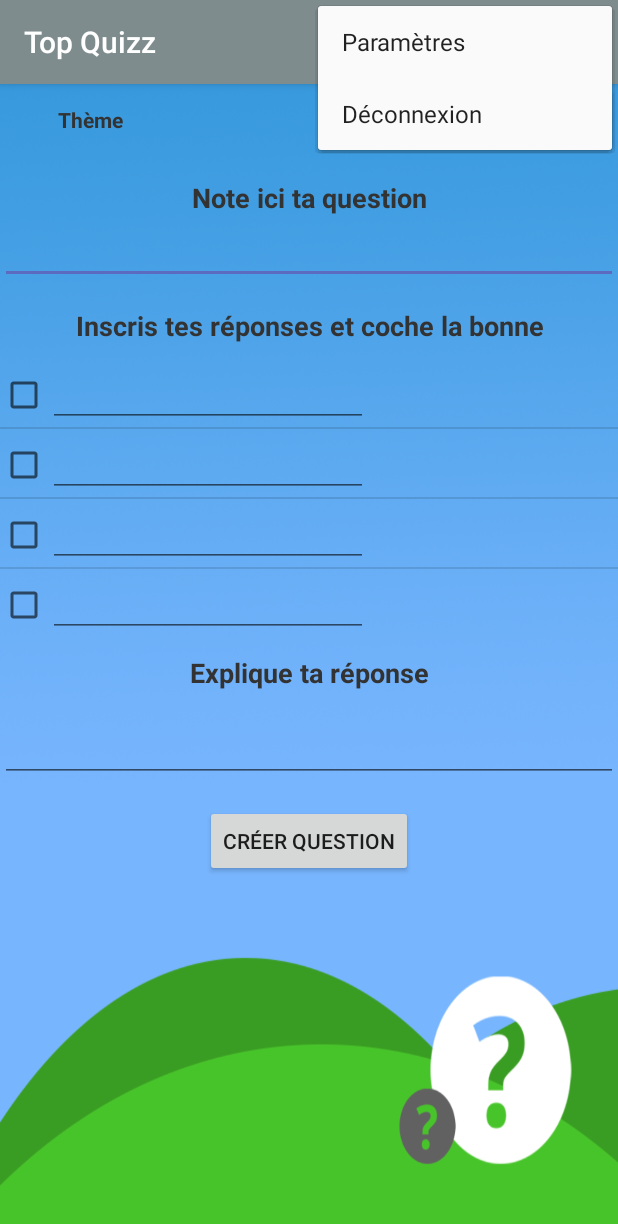
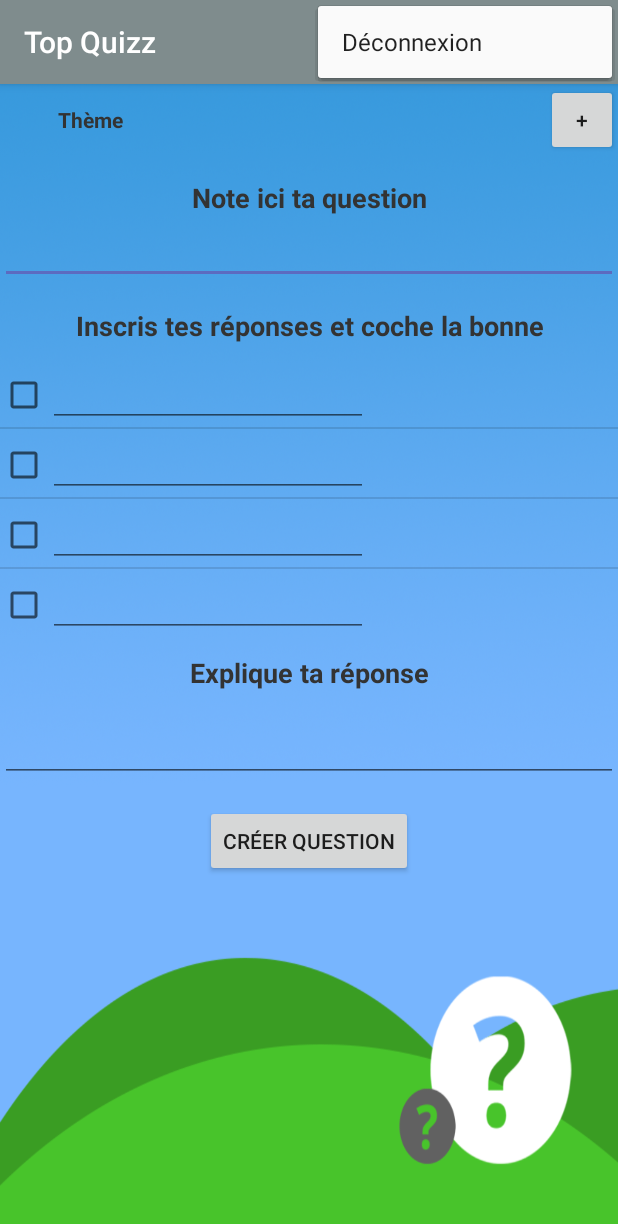
Before and after one commit to paretl/Top-Quizz, an Android app: the CreateQuestion screen opened directly, with no data from a screen before it, with the options menu open, on a phone screen of 412 x 824 dp. Shown: the top 1224 px of the screen. Run offline under Robolectric (Android 15) with nearby library versions, the phone set to English and light mode, and no system bars.

Commit message:
[RCR][0.1/sw_corrections] Paramètres non visible

```diff
--- a/app/src/main/res/menu/menu.xml
+++ b/app/src/main/res/menu/menu.xml
@@ -6,8 +6,9 @@
         android:id="@+id/settings"
         android:icon="@drawable/app_settings"
         android:title="@string/app_settings"
-        android:visible="true"
+        android:visible="false"
         app:showAsAction="never" />
+
     <item
         android:id="@+id/logout"
         android:icon="@drawable/app_logout"
```
